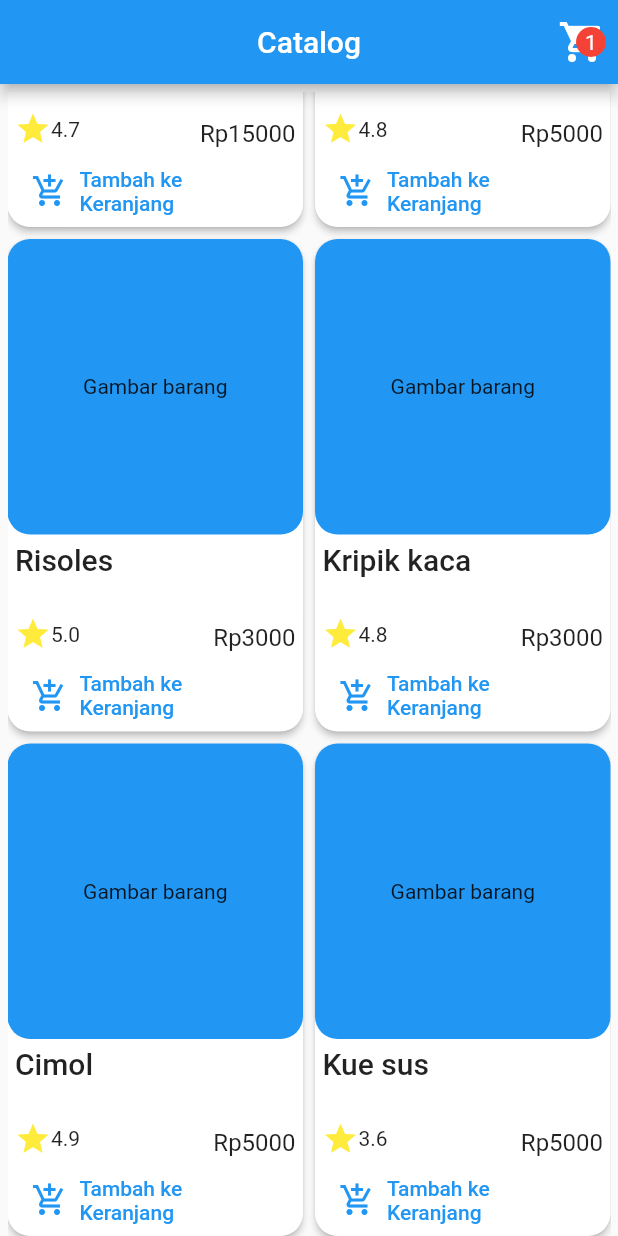
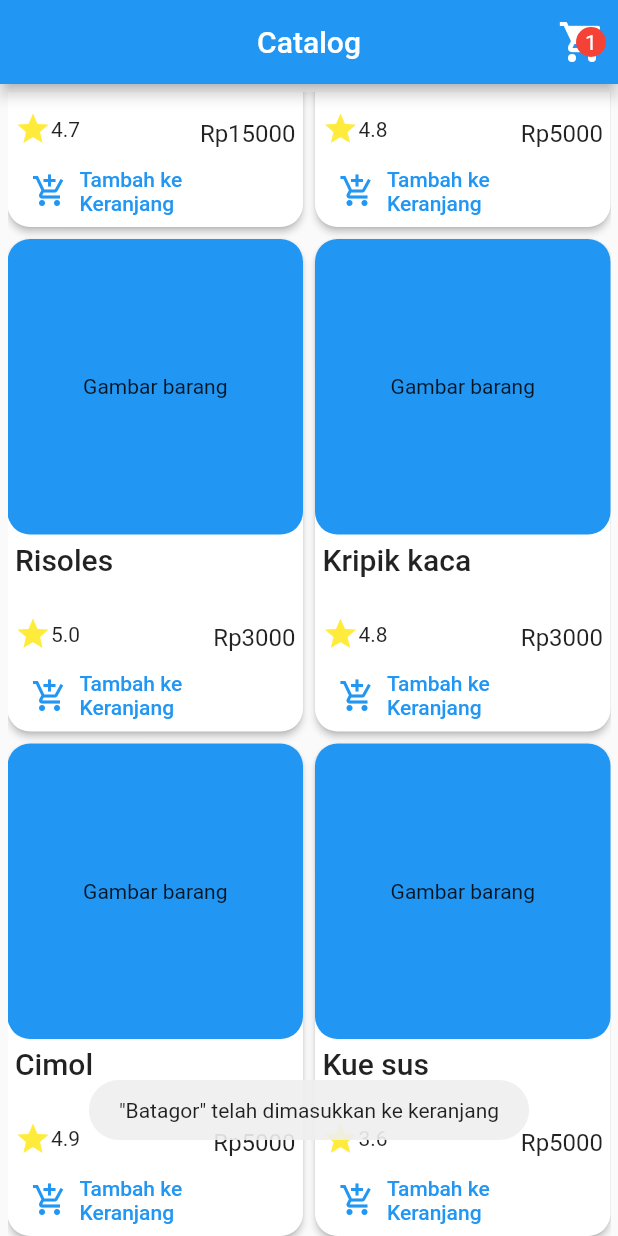
Before and after one commit to x4nn/flutter_mini_marketplace_app, a Flutter app: the screen it shows after launch, scrolled down 238 dp, after a tap on "Tambah ke Keranjang", on a phone screen of 412 x 824 dp. Run offline on Flutter 3.47's test engine with Material 2 defaults, Android fonts, the phone set to English and light mode, and no system bars; our stand-ins replace equatable, flutter_bloc, fluttertoast.

Commit message:
change add to cart message to toast
change message when adding item to the cart from snackbar to toast

```diff
--- a/lib/catalog/widgets/catalog_list_item.dart
+++ b/lib/catalog/widgets/catalog_list_item.dart
@@ -1,5 +1,6 @@
 import 'package:flutter/material.dart';
 import 'package:flutter_bloc/flutter_bloc.dart';
+import 'package:fluttertoast/fluttertoast.dart';
 import 'package:mini_marketplace_app/cart/bloc/cart_bloc.dart';
 import 'package:mini_marketplace_app/catalog/model/models.dart';
 
@@ -60,14 +61,9 @@ class CatalogListItem extends StatelessWidget {
             OutlinedButton.icon(
               onPressed: () {
                 context.read<CartBloc>().add(CartEventAddItem(item: item, count: 1));
-                ScaffoldMessenger.of(context)
-                  ..removeCurrentSnackBar()
-                  ..showSnackBar(
-                    SnackBar(
-                      content: Text('"${item.title}" telah dimasukkan ke keranjang'),
-                      duration: const Duration(milliseconds: 400),
-                    ),
-                  );
+                Fluttertoast.cancel().whenComplete(() {
+                  Fluttertoast.showToast(msg: '"${item.title}" telah dimasukkan ke keranjang');
+                });
               },
               icon: const Icon(Icons.add_shopping_cart),
               label: const Text("Tambah ke Keranjang"),
--- a/pubspec.yaml
+++ b/pubspec.yaml
@@ -37,6 +37,7 @@ dependencies:
   http: ^0.13.0
   stream_transform: ^2.0.0
   shared_preferences: ^2.0.15
+  fluttertoast: ^8.0.9
 
   # The following adds the Cupertino Icons font to your application.
   # Use with the CupertinoIcons class for iOS style icons.
```
Also changed, not shown: pubspec.lock.
